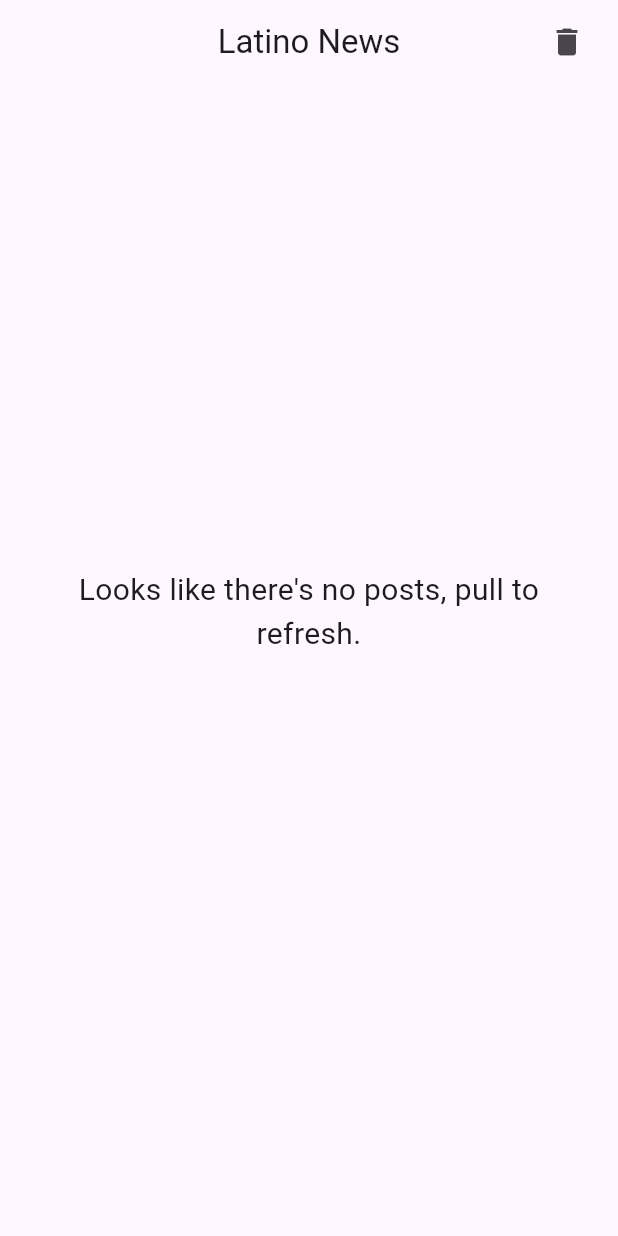
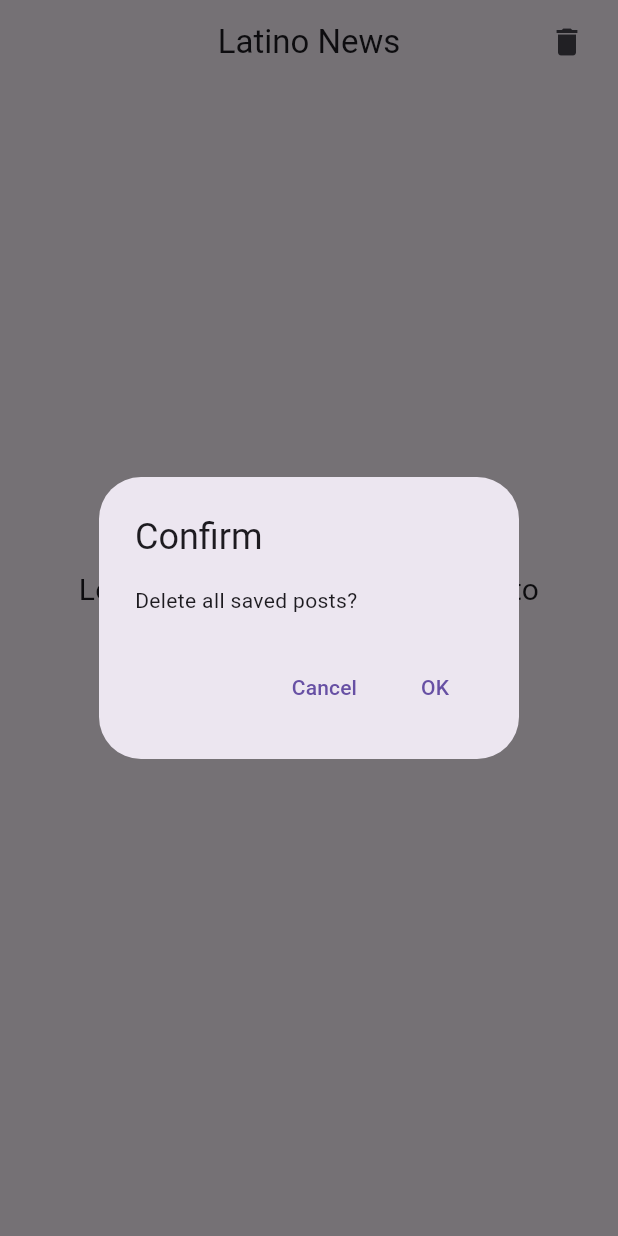
Before and after one commit to keronei/latino-posts, a Flutter app: the screen it shows after launch, after a tap on the "delete" icon, on a phone screen of 412 x 824 dp. Run offline on Flutter 3.47's test engine with Material 3 defaults, Android fonts, the phone set to English and light mode, and no system bars; our stand-ins replace sqflite; accounts and stored records are empty; network calls fail.

Commit message:
Add confirmation before deleting all posts locally.

```diff
--- a/lib/utils/shared_functions.dart
+++ b/lib/utils/shared_functions.dart
@@ -8,10 +8,33 @@ void showSnackBar(BuildContext context, String message) {
     SnackBar(
       content: Text(message),
       duration: Duration(seconds: 2),
-      behavior: SnackBarBehavior.floating, // Optional: Makes it float
+      behavior: SnackBarBehavior.floating,
     ),
   );
 }
+
+Future<bool?> showConfirmationDialog(BuildContext context) {
+  return showDialog<bool>(
+    context: context,
+    builder: (BuildContext context) {
+      return AlertDialog(
+        title: Text("Confirm"),
+        content: Text("Delete all saved posts?"),
+        actions: [
+          TextButton(
+            onPressed: () => Navigator.pop(context, false),
+            child: Text("Cancel"),
+          ),
+          TextButton(
+            onPressed: () => Navigator.pop(context, true),
+            child: Text("OK"),
+          ),
+        ],
+      );
+    },
+  );
+}
+
 
 String getErrorMessage(Exception error) {
   if (error is TimeoutException) {
--- a/lib/views/posts_list.dart
+++ b/lib/views/posts_list.dart
@@ -37,7 +37,13 @@ class HomePageState extends State<HomePage> {
             child: IconButton(
               icon: Icon(Icons.delete),
               onPressed: () async {
-                await _deleteData();
+                final shouldProceed = await showConfirmationDialog(context);
+                if (shouldProceed == true) {
+                  await _deleteData();
+                  if (context.mounted) {
+                    showSnackBar(context, "Deleting all local posts");
+                  }
+                }
               },
             ),
           ),
```
